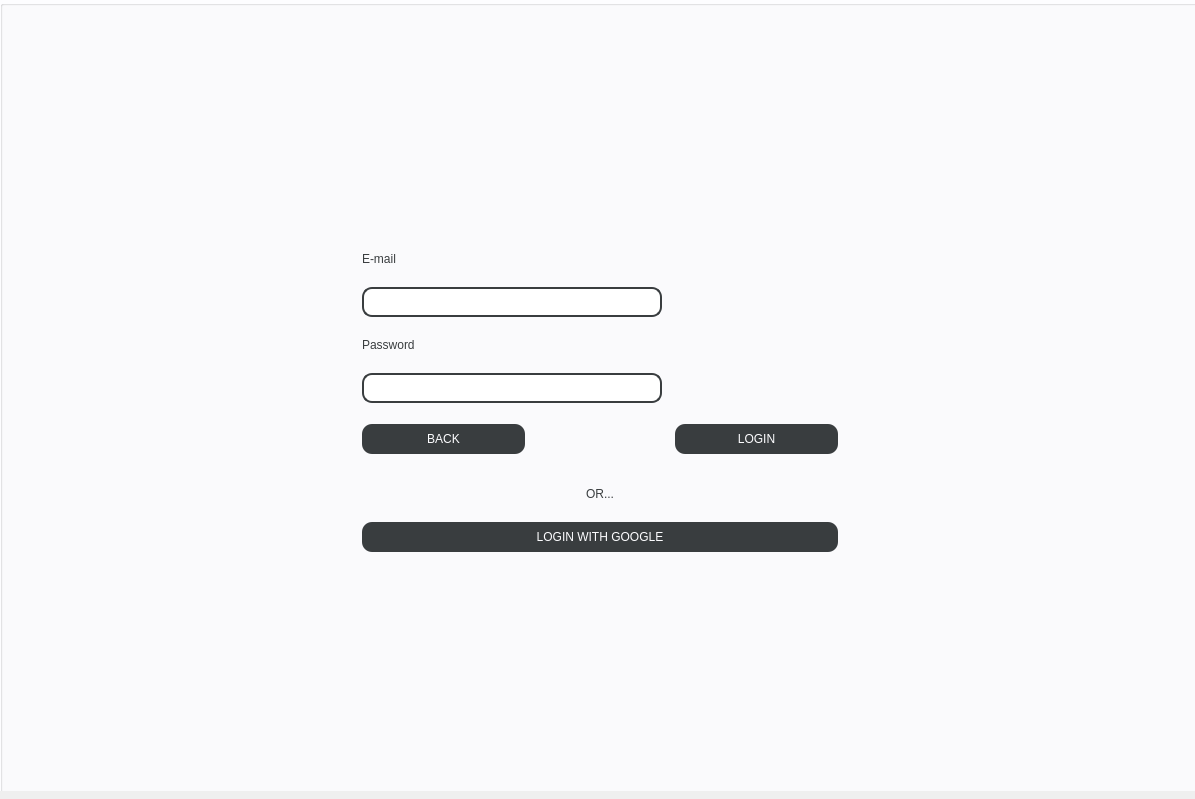
Qt form venv/UI/login.ui (wcislak97/PKracker) before a commit.
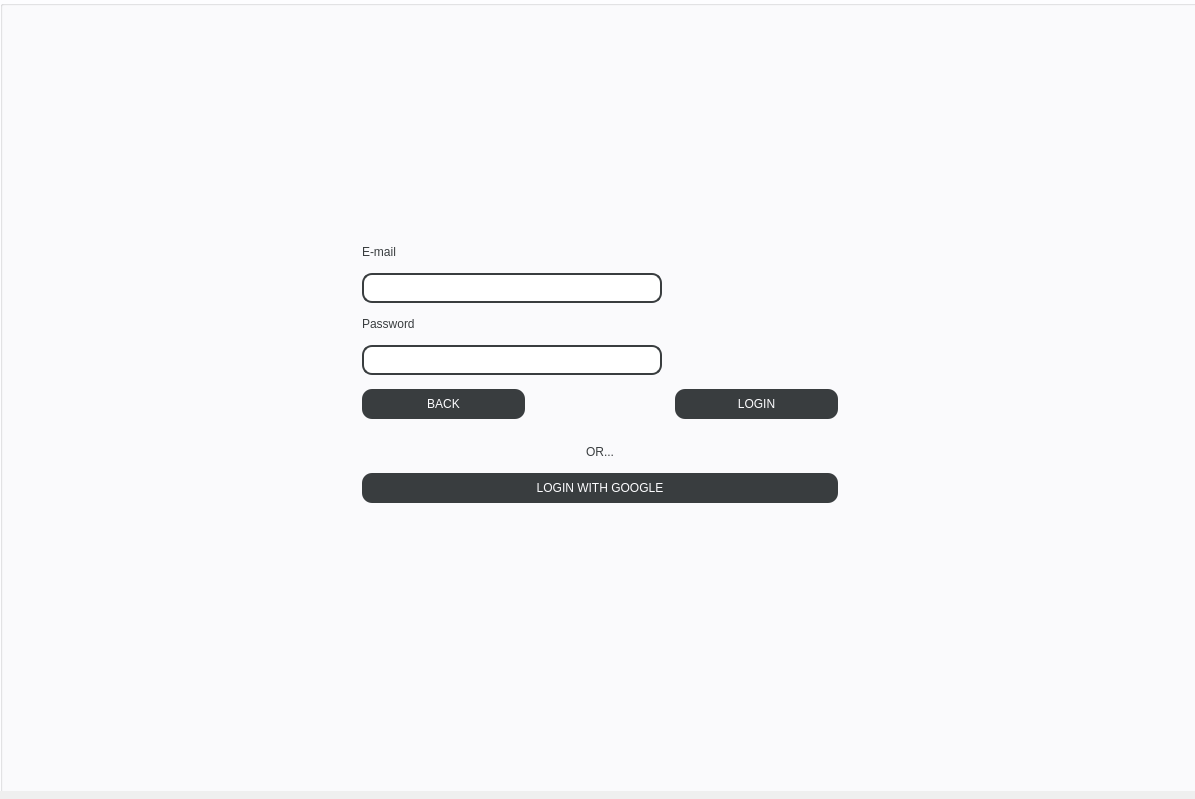
The same form after that commit.

Commit message: info in labels + basic main app interactions

```diff
--- a/venv/UI/login.ui
+++ b/venv/UI/login.ui
@@ -61,7 +61,7 @@
      <property name="rightMargin">
       <number>0</number>
      </property>
-     <item row="7" column="0">
+     <item row="4" column="0">
       <layout class="QVBoxLayout" name="verticalLayout">
        <property name="leftMargin">
         <number>200</number>
@@ -309,6 +309,13 @@
             </property>
            </widget>
           </item>
+          <item>
+           <widget class="QLabel" name="lbl_message">
+            <property name="text">
+             <string> </string>
+            </property>
+           </widget>
+          </item>
           <item>
            <spacer name="verticalSpacer_2">
             <property name="orientation">
```
The commit also changes 7 other files.
